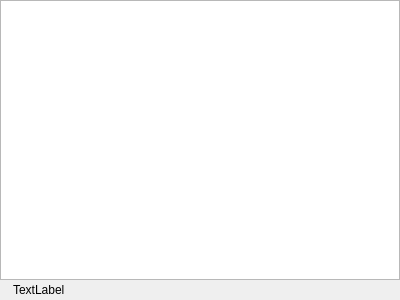
Before: the Qt Designer form src/qmapshack/realtime/IRtWorkspace.ui in Maproom/qmapshack, drawn with Qt 5.
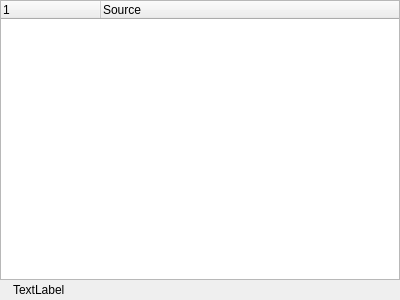
After: the same form once the commit is applied. Icons and pictures are not drawn.

Diff of the .ui file:
```diff
--- a/src/qmapshack/realtime/IRtWorkspace.ui
+++ b/src/qmapshack/realtime/IRtWorkspace.ui
@@ -35,7 +35,7 @@
       <enum>Qt::CustomContextMenu</enum>
      </property>
      <attribute name="headerVisible">
-      <bool>false</bool>
+      <bool>true</bool>
      </attribute>
      <column>
       <property name="text">
@@ -44,7 +44,7 @@
      </column>
      <column>
       <property name="text">
-       <string/>
+       <string>Source</string>
       </property>
      </column>
     </widget>
```
